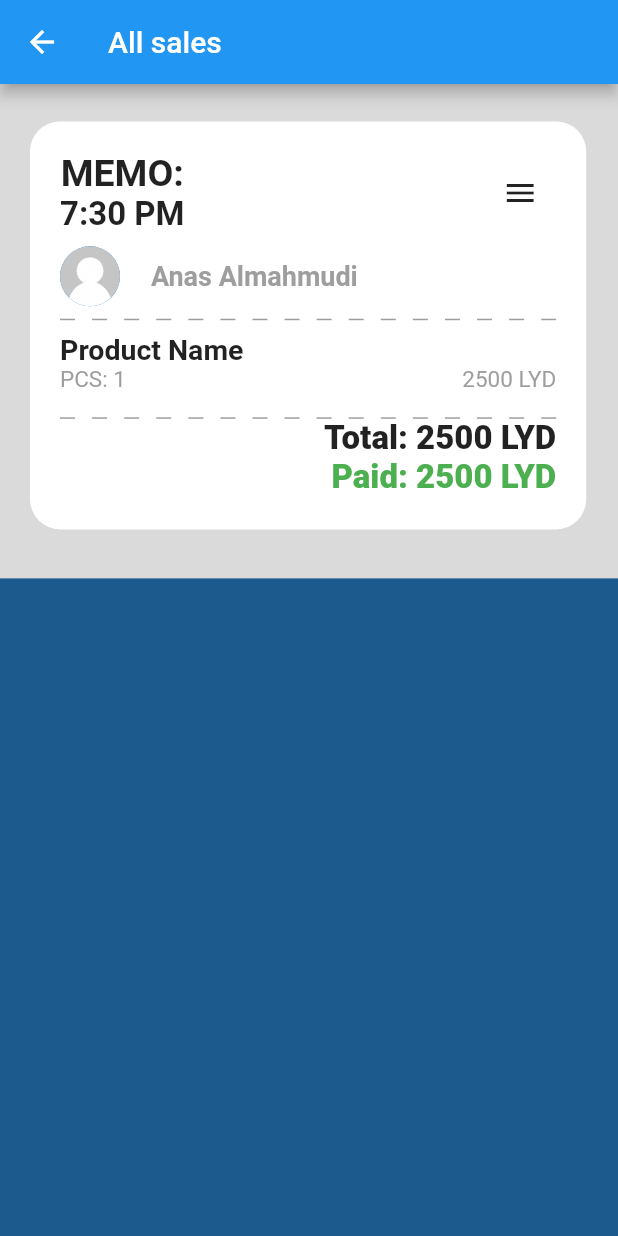
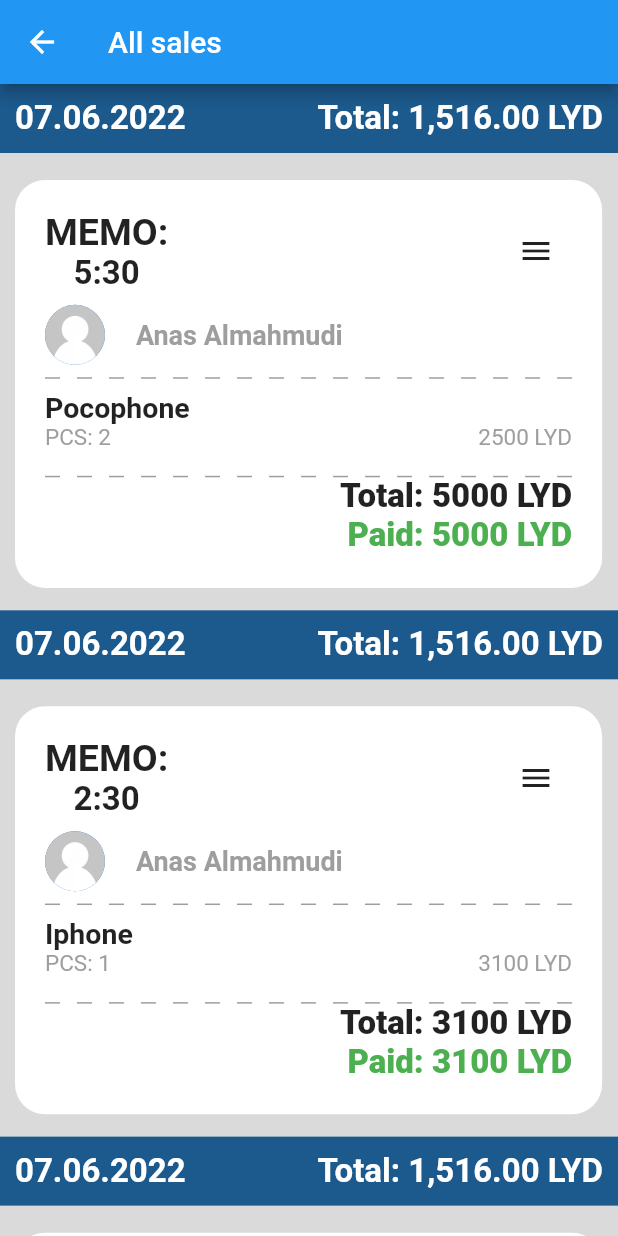
Before and after one commit to AlmahmudiAnas/POS_App, a Flutter app: the AllSales screen opened by its route, on a phone screen of 412 x 824 dp. Run offline on Flutter 3.47's test engine with Material 2 defaults, Android fonts, the light colour scheme and no system bars; our stand-ins replace flutter_otp_text_field.

Commit message:
invoice List

```diff
--- /dev/null
+++ b/lib/Modul/invoice_list.dart
@@ -0,0 +1,53 @@
+import 'package:flutter/material.dart';
+
+class Invoice {
+  final String time, seller, product;
+  final int pcs, totalPrice, productPrice;
+
+  Invoice({
+    required this.pcs,
+    required this.product,
+    required this.productPrice,
+    required this.seller,
+    required this.time,
+    required this.totalPrice,
+  });
+}
+
+List<Invoice> invoiceList = [
+  Invoice(
+      pcs: 2,
+      product: "Pocophone",
+      productPrice: 2500,
+      seller: "Anas Almahmudi",
+      time: "5:30",
+      totalPrice: 2 * 2500),
+  Invoice(
+      pcs: 1,
+      product: "Iphone",
+      productPrice: 3100,
+      seller: "Anas Almahmudi",
+      time: "2:30",
+      totalPrice: 1 * 3100),
+  Invoice(
+      pcs: 4,
+      product: "oneplus",
+      productPrice: 2800,
+      seller: "Anas Almahmudi",
+      time: "1:00",
+      totalPrice: 4 * 2800),
+  Invoice(
+      pcs: 1,
+      product: "samsung",
+      productPrice: 3200,
+      seller: "Anas Almahmudi",
+      time: "6:23",
+      totalPrice: 1 * 3200),
+  Invoice(
+      pcs: 6,
+      product: "phone3",
+      productPrice: 6000,
+      seller: "Anas Almahmudi",
+      time: "2:00",
+      totalPrice: 6 * 6000),
+];
--- a/lib/My Widgets/invoice_card.dart
+++ b/lib/My Widgets/invoice_card.dart
@@ -1,93 +1,153 @@
 import 'package:flutter/material.dart';
 
+import 'my_separator.dart';
+
 class InvoiceCard extends StatelessWidget {
-  const InvoiceCard({super.key});
+  InvoiceCard({
+    Key? key,
+    required this.size,
+    required this.time,
+    required this.seller,
+    required this.product,
+    required this.pcs,
+    required this.totalPrice,
+    required this.productPrice,
+  }) : super(key: key);
+
+  final Size size;
+  final String time, seller, product;
+  final int pcs, totalPrice, productPrice;
 
   @override
   Widget build(BuildContext context) {
-    return Container(
+    return Stack(
+      children: [
+        Container(
+          width: double.infinity,
+          height: size.height * 0.37,
+          color: Color.fromARGB(255, 218, 218, 218),
+        ),
+        Positioned(
+          top: 18,
+          left: 10,
+          child: Container(
+            width: size.width * 0.95,
+            height: size.height * 0.33,
+            decoration: BoxDecoration(
+              borderRadius: BorderRadius.circular(20),
               color: Colors.white,
+            ),
             child: Padding(
-        padding: EdgeInsets.symmetric(horizontal: 10, vertical: 20),
+              padding: const EdgeInsets.all(20.0),
               child: Column(
+                crossAxisAlignment: CrossAxisAlignment.start,
                 children: [
                   Row(
                     mainAxisAlignment: MainAxisAlignment.spaceBetween,
                     children: [
                       Column(
                         children: [
-                    Text("Memo:"),
-                    SizedBox(height: 5),
-                    Text("07:35 PM"),
+                          Text(
+                            "MEMO:",
+                            style: TextStyle(
+                              fontSize: 25,
+                              fontWeight: FontWeight.bold,
+                            ),
+                          ),
+                          Text(
+                            time,
+                            style: TextStyle(
+                              fontSize: 22,
+                              fontWeight: FontWeight.bold,
+                            ),
+                          ),
                         ],
                       ),
+                      //SizedBox(width: size.width * 0.45),
                       IconButton(
                         onPressed: () {},
                         icon: Icon(Icons.menu),
                       ),
                     ],
                   ),
-            SizedBox(height: 5),
+                  SizedBox(height: size.height * 0.01),
                   Row(
                     children: [
                       CircleAvatar(
-                  radius: 2,
                         backgroundImage:
                             AssetImage("images/blank-profile-photo.jpeg"),
+                        radius: 20,
+                      ),
+                      SizedBox(width: size.width * 0.05),
+                      Text(
+                        seller,
+                        style: TextStyle(
+                            color: Colors.grey,
+                            fontWeight: FontWeight.bold,
+                            fontSize: 18),
+                      ),
+                    ],
+                  ),
+                  SizedBox(height: size.height * 0.01),
+                  MySeparator(),
+                  SizedBox(height: size.height * 0.01),
+                  Text(
+                    product,
+                    style: TextStyle(
+                      fontWeight: FontWeight.bold,
+                      fontSize: 19,
+                    ),
+                  ),
+                  Row(
+                    mainAxisAlignment: MainAxisAlignment.spaceBetween,
+                    children: [
+                      Text(
+                        "PCS: $pcs",
+                        style: TextStyle(
+                          color: Colors.grey,
+                          fontSize: 15,
+                        ),
                       ),
                       Text(
-                  "Mr. Mahfuz",
+                        "$productPrice LYD",
                         style: TextStyle(
                           color: Colors.grey,
+                          fontSize: 15,
                         ),
                       ),
                     ],
                   ),
-            SizedBox(height: 2),
+                  SizedBox(height: size.height * 0.02),
                   MySeparator(),
-            SizedBox(height: 2),
-            Text("Poco X3"),
-            SizedBox(height: 2),
-            Row(
+                  Container(
+                    width: double.infinity,
+                    child: Column(
+                      crossAxisAlignment: CrossAxisAlignment.end,
                       children: [
-
-              ],
+                        Text(
+                          "Total: $totalPrice LYD",
+                          style: TextStyle(
+                            fontSize: 22,
+                            fontWeight: FontWeight.w900,
+                          ),
+                        ),
+                        Text(
+                          "Paid: $totalPrice LYD",
+                          style: TextStyle(
+                            fontSize: 22,
+                            fontWeight: FontWeight.w900,
+                            color: Colors.green,
+                          ),
                         ),
                       ],
                     ),
+                  )
+                ],
               ),
+            ),
+          ),
+        ),
+      ],
     );
   }
 }
-
-class MySeparator extends StatelessWidget {
-  const MySeparator({Key? key, this.height = 1, this.color = Colors.grey})
-      : super(key: key);
-  final double height;
-  final Color color;
-
-  @override
-  Widget build(BuildContext context) {
-    return LayoutBuilder(
-      builder: (BuildContext context, BoxConstraints constraints) {
-        final boxWidth = constraints.constrainWidth();
-        const dashWidth = 10.0;
-        final dashHeight = height;
-        final dashCount = (boxWidth / (2 * dashWidth)).floor();
-        return Flex(
-          children: List.generate(dashCount, (_) {
-            return SizedBox(
-              width: dashWidth,
-              height: dashHeight,
-              child: DecoratedBox(
-                decoration: BoxDecoration(color: color),
-              ),
-            );
-          }),
-          mainAxisAlignment: MainAxisAlignment.spaceBetween,
-          direction: Axis.horizontal,
-        );
-      },
-    );
-  }
-}
--- a/lib/Screens/All Sales/all_sales.dart
+++ b/lib/Screens/All Sales/all_sales.dart
@@ -1,5 +1,6 @@
 import 'package:flutter/material.dart';
 import 'package:pos_application/Modul/customer_list.dart';
+import 'package:pos_application/Modul/invoice_list.dart';
 import 'package:pos_application/My%20Widgets/invoice_card.dart';
 
 class AllSales extends StatefulWidget {
@@ -60,152 +61,56 @@ class _AllSalesState extends State<AllSales> {
                 // ),
               ],
             ),
-            InvoiceCard(size: size),
+            ...List.generate(
+              invoiceList.length,
+              (index) => Column(
+                children: [
+                  dateTotalSales(),
+                  InvoiceCard(
+                    size: size,
+                    pcs: invoiceList[index].pcs,
+                    seller: invoiceList[index].seller,
+                    totalPrice: invoiceList[index].totalPrice,
+                    product: invoiceList[index].product,
+                    productPrice: invoiceList[index].productPrice,
+                    time: invoiceList[index].time,
+                  ),
+                ],
+              ),
+            ),
+            // dateTotalSales(),
+            // InvoiceCard(size: size),
+            // dateTotalSales()
           ],
         ),
       ),
     );
   }
-}
 
-class InvoiceCard extends StatelessWidget {
-  const InvoiceCard({
-    Key? key,
-    required this.size,
-  }) : super(key: key);
-
-  final Size size;
-
-  @override
-  Widget build(BuildContext context) {
-    return Stack(
-      children: [
-        Container(
-          width: double.infinity,
-          height: size.height * 0.4,
-          color: Color.fromARGB(255, 218, 218, 218),
-        ),
-        Positioned(
-          top: 25,
-          left: 20,
-          child: Container(
-            width: size.width * 0.9,
-            height: size.height * 0.33,
-            decoration: BoxDecoration(
-              borderRadius: BorderRadius.circular(20),
-              color: Colors.white,
-            ),
-            child: Padding(
-              padding: const EdgeInsets.all(20.0),
-              child: Column(
-                crossAxisAlignment: CrossAxisAlignment.start,
-                children: [
-                  Row(
+  Padding dateTotalSales() {
+    return Padding(
+      padding: const EdgeInsets.all(10.0),
+      child: Row(
         mainAxisAlignment: MainAxisAlignment.spaceBetween,
         children: [
-                      Column(
-                        children: [
           Text(
-                            "MEMO:",
+            "07.06.2022",
             style: TextStyle(
-                              fontSize: 25,
+              fontSize: 22,
+              color: Colors.white,
               fontWeight: FontWeight.bold,
             ),
           ),
           Text(
-                            "7:30 PM",
+            "Total: 1,516.00 LYD",
             style: TextStyle(
               fontSize: 22,
+              color: Colors.white,
               fontWeight: FontWeight.bold,
-                            ),
-                          ),
-                        ],
-                      ),
-                      //SizedBox(width: size.width * 0.45),
-                      IconButton(
-                        onPressed: () {},
-                        icon: Icon(Icons.menu),
-                      ),
-                    ],
-                  ),
-                  SizedBox(height: size.height * 0.01),
-                  Row(
-                    children: [
-                      CircleAvatar(
-                        backgroundImage:
-                            AssetImage("images/blank-profile-photo.jpeg"),
-                        radius: 20,
-                      ),
-                      SizedBox(width: size.width * 0.05),
-                      Text(
-                        "Anas Almahmudi",
-                        style: TextStyle(
-                            color: Colors.grey,
-                            fontWeight: FontWeight.bold,
-                            fontSize: 18),
-                      ),
-                    ],
-                  ),
-                  SizedBox(height: size.height * 0.01),
-                  MySeparator(),
-                  SizedBox(height: size.height * 0.01),
-                  Text(
-                    "Product Name",
-                    style: TextStyle(
-                      fontWeight: FontWeight.bold,
-                      fontSize: 19,
-                    ),
-                  ),
-                  Row(
-                    mainAxisAlignment: MainAxisAlignment.spaceBetween,
-                    children: [
-                      Text(
-                        "PCS: 1",
-                        style: TextStyle(
-                          color: Colors.grey,
-                          fontSize: 15,
-                        ),
-                      ),
-                      Text(
-                        "2500 LYD",
-                        style: TextStyle(
-                          color: Colors.grey,
-                          fontSize: 15,
-                        ),
-                      ),
-                    ],
-                  ),
-                  SizedBox(height: size.height * 0.02),
-                  MySeparator(),
-                  Container(
-                    width: double.infinity,
-                    child: Column(
-                      crossAxisAlignment: CrossAxisAlignment.end,
-                      children: [
-                        Text(
-                          "Total: 2500 LYD",
-                          style: TextStyle(
-                            fontSize: 22,
-                            fontWeight: FontWeight.w900,
-                          ),
-                        ),
-                        Text(
-                          "Paid: 2500 LYD",
-                          style: TextStyle(
-                            fontSize: 22,
-                            fontWeight: FontWeight.w900,
-                            color: Colors.green,
-                          ),
-                        ),
-                      ],
             ),
           )
         ],
       ),
-            ),
-          ),
-        ),
-      ],
     );
   }
 }
```
Lines whose indentation alone changed are shown as unchanged.
